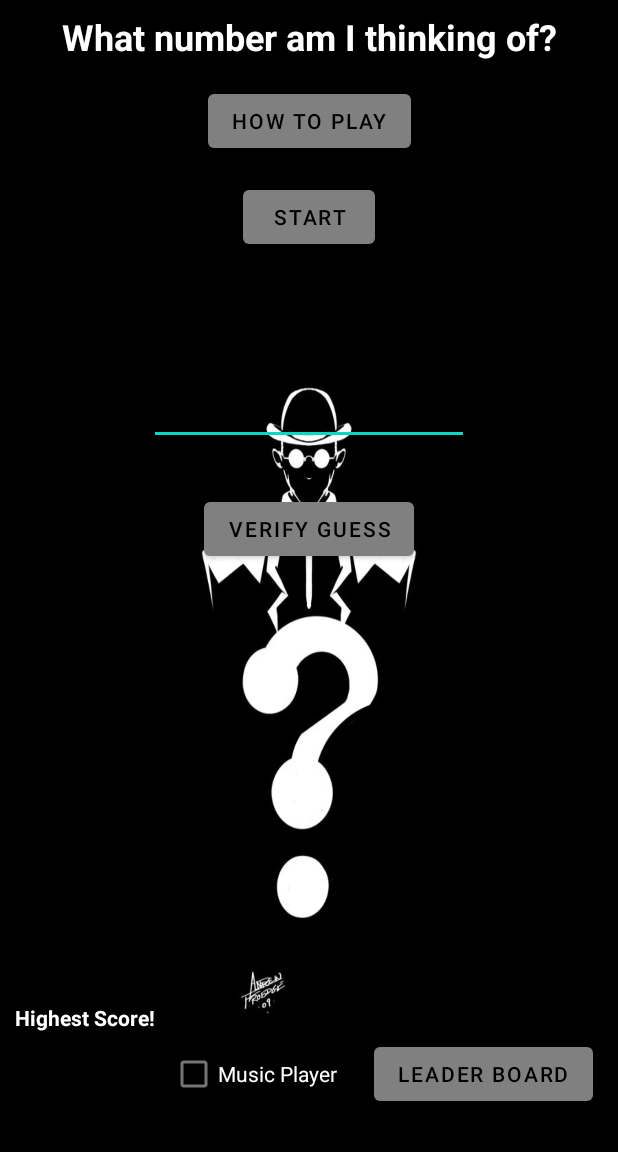
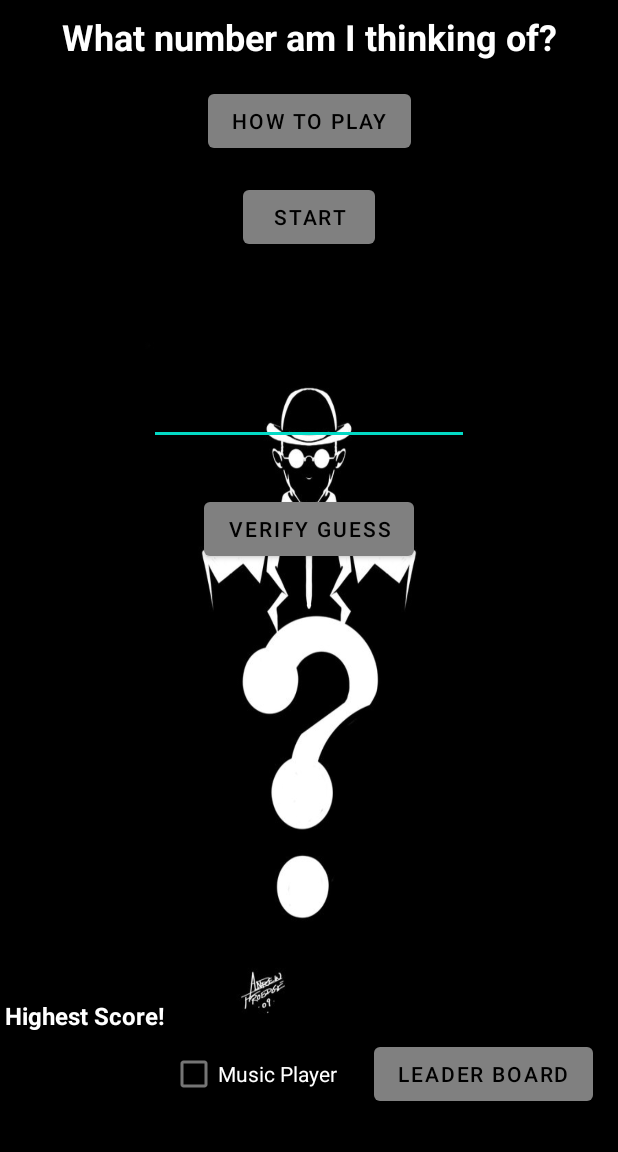
Before and after one commit to avdez03/ProHunchos-EECS-1022-Project, an Android app: the screen it shows after launch (MainActivity), on a phone screen of 412 x 824 dp, the part 84-1236 px from its top. Run offline under Robolectric (Android 15) with nearby library versions, the phone set to English and light mode, and no system bars.

Commit message:
changing text sizes

```diff
--- a/app/src/main/res/layout-land/activity_main.xml
+++ b/app/src/main/res/layout-land/activity_main.xml
@@ -148,6 +148,7 @@
         android:layout_marginBottom="48dp"
         android:text="@string/highScore"
         android:textColor="@color/white"
+        android:textSize="16sp"
         android:textStyle="bold"
         app:layout_constraintBottom_toTopOf="@+id/musicPlayer"
         app:layout_constraintStart_toStartOf="parent" />
@@ -160,6 +161,7 @@
         android:layout_marginLeft="88dp"
         android:layout_marginBottom="8dp"
         android:textColor="@color/white"
+        android:textSize="16sp"
         android:textStyle="bold"
         app:layout_constraintBottom_toTopOf="@+id/musicPlayer"
         app:layout_constraintStart_toStartOf="parent" />
--- a/app/src/main/res/layout/activity_main.xml
+++ b/app/src/main/res/layout/activity_main.xml
@@ -157,6 +157,7 @@
         android:layout_marginBottom="80dp"
         android:text="@string/highScore"
         android:textColor="@color/white"
+        android:textSize="16sp"
         android:textStyle="bold"
         app:layout_constraintBottom_toBottomOf="parent"
         app:layout_constraintEnd_toStartOf="@+id/musicPlayer"
@@ -169,6 +170,7 @@
         android:layout_height="wrap_content"
         android:layout_marginTop="22dp"
         android:textColor="@color/white"
+        android:textSize="16sp"
         android:textStyle="bold"
         app:layout_constraintBottom_toBottomOf="parent"
         app:layout_constraintEnd_toStartOf="@+id/musicPlayer"
```
